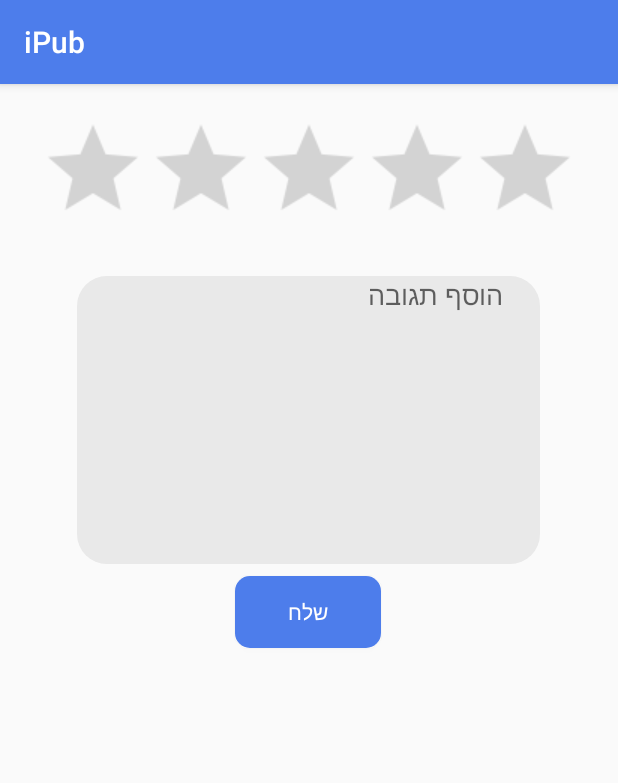
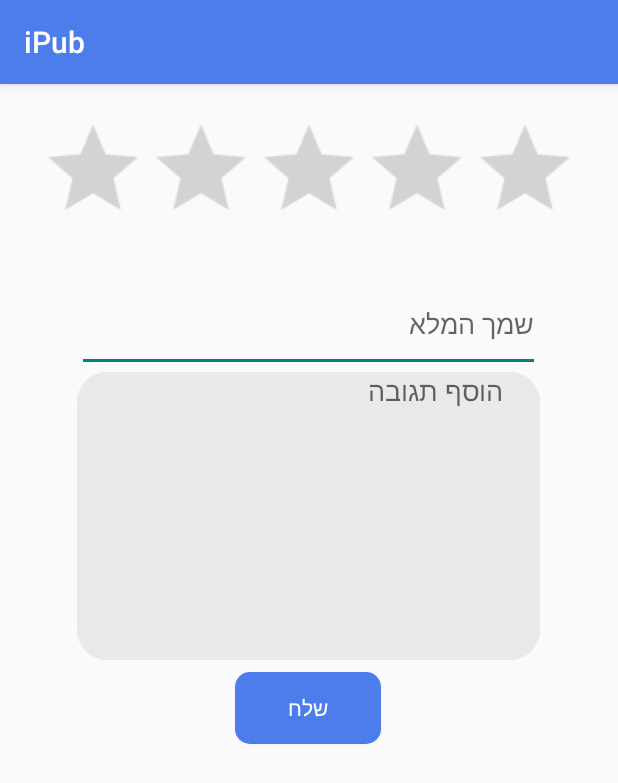
Before and after one commit to GuyGeva93/iPub, an Android app: the Ratings screen opened directly, with no data from a screen before it, on a phone screen of 412 x 824 dp. Shown: the top 783 px of the screen. Run offline under Robolectric (Android 15) with nearby library versions, the phone set to English and light mode, and no system bars; our stand-ins replace Firebase (no records; nobody signed in at launch, a user with empty details on screens opened directly); Roboto replaces fonts that are not available here.

Commit message:
v1.0 Ratings added. Beta

```diff
--- a/app/src/main/java/com/example/ipub/Ratings.java
+++ b/app/src/main/java/com/example/ipub/Ratings.java
@@ -2,15 +2,60 @@ package com.example.ipub;
 
 import androidx.appcompat.app.AppCompatActivity;
 
+import android.app.Activity;
+import android.content.Intent;
+import android.media.Rating;
 import android.os.Bundle;
+import android.view.View;
+import android.widget.Button;
+import android.widget.EditText;
+import android.widget.RatingBar;
+import android.widget.Toast;
+
+import com.google.firebase.database.DatabaseReference;
+import com.google.firebase.database.FirebaseDatabase;
 
 public class Ratings extends AppCompatActivity {
+
+    EditText txt_rate_name;
+    EditText txt_rate;
+    Button btn_send_rate;
+    String pub_name;
+    FirebaseDatabase database;
+    DatabaseReference mRef;
+    RatingBar ratingBar;
+    int stars = 0;
+
 
     @Override
     protected void onCreate(Bundle savedInstanceState) {
         super.onCreate(savedInstanceState);
         setContentView(R.layout.activity_ratings);
 
+        txt_rate_name = findViewById(R.id.txt_rate_name);
+        txt_rate = findViewById(R.id.txt_rate);
+        btn_send_rate = findViewById(R.id.btn_send_rate);
+        pub_name = getIntent().getStringExtra("pub_name");
+        database = FirebaseDatabase.getInstance();
+        mRef = database.getReference().child("Pubs").child(pub_name).child("Ratings");
+        ratingBar = findViewById(R.id.rating_bar);
+
+        btn_send_rate.setOnClickListener(new View.OnClickListener() {
+            @Override
+            public void onClick(View view) {
+                if (ratingBar.getRating() == 0) {
+                    Toast.makeText(getApplicationContext(), "אנא דרג את הפאב", Toast.LENGTH_LONG).show();
+                } else if (txt_rate_name.getText().toString().equals("") || txt_rate.getText().toString().equals("")) {
+                    Toast.makeText(getApplicationContext(), "אנא מלא את כל השדות", Toast.LENGTH_LONG).show();
+                } else {
+                    mRef = database.getReference().child("Pubs").child(pub_name).child("Ratings").child(txt_rate_name.getText().toString());
+                    mRef.child("Comment").setValue(txt_rate.getText().toString());
+                    mRef.child("StarsRate").setValue(ratingBar.getRating());
+                    Toast.makeText(getApplicationContext(), "הביקורת נשלחה בהצלחה!", Toast.LENGTH_LONG).show();
+                    startActivity(new Intent(Ratings.this, MainActivity.class));
+                }
+            }
+        });
 
     }
 }
--- a/app/src/main/res/layout/activity_ratings.xml
+++ b/app/src/main/res/layout/activity_ratings.xml
@@ -15,12 +15,42 @@
         android:gravity="center">
 
         <RatingBar
+            android:id="@+id/rating_bar"
             android:layout_width="wrap_content"
             android:layout_height="wrap_content"
             android:scaleX="1.5"
             android:scaleY="1.5"
             android:progressTint="@color/colorPrimary"
             android:stepSize="1"/>
+
+    </LinearLayout>
+
+    <LinearLayout
+        android:layout_width="match_parent"
+        android:layout_height="0dp"
+        android:layout_weight="1"
+        android:weightSum="8"
+        android:orientation="horizontal">
+
+        <Space
+            android:layout_width="0dp"
+            android:layout_height="match_parent"
+            android:layout_weight="1" />
+
+        <EditText
+            android:id="@+id/txt_rate_name"
+            android:layout_width="0dp"
+            android:layout_height="match_parent"
+            android:layout_weight="6"
+            android:hint="שמך המלא"
+            />
+
+        <Space
+            android:layout_width="0dp"
+            android:layout_height="match_parent"
+            android:layout_weight="1"
+            />
+
 
     </LinearLayout>
 
@@ -65,6 +95,7 @@
                     android:layout_weight="1"/>
 
                 <Button
+                    android:id="@+id/btn_send_rate"
                     android:layout_width="0dp"
                     android:layout_height="match_parent"
                     android:layout_weight="1"
@@ -92,7 +123,7 @@
     <LinearLayout
         android:layout_width="match_parent"
         android:layout_height="0dp"
-        android:layout_weight="6">
+        android:layout_weight="5">
 
         <ListView
             android:layout_width="match_parent"
```
Also changed, not shown: app/src/main/java/com/example/ipub/FoldingCellListAdapter.java (+42 -10 lines).
